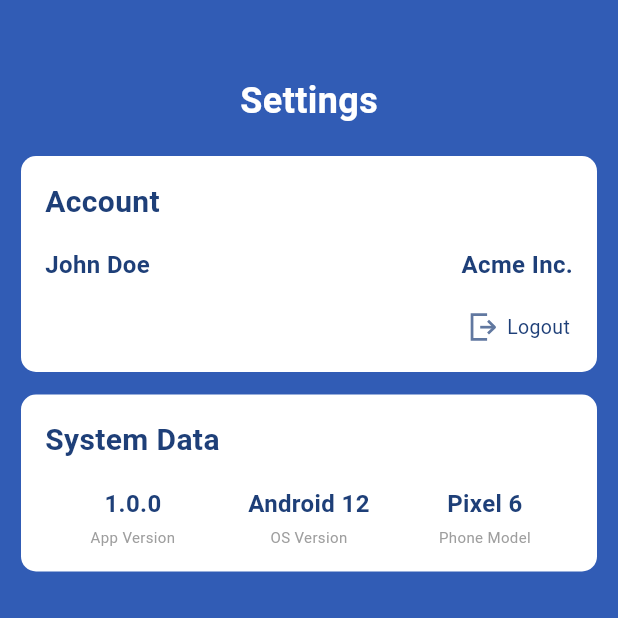
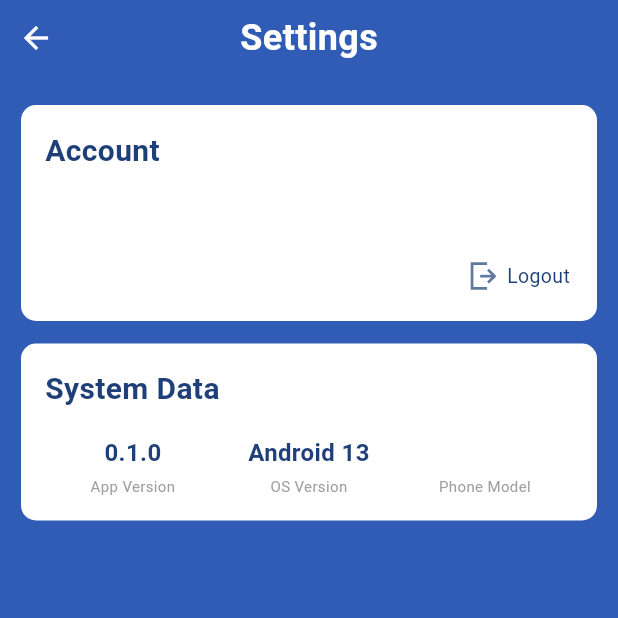
Before and after one commit to procion1302/mcc, a Flutter app: the SettingsScreen screen opened directly, on a phone screen of 412 x 824 dp, the top half of it. Run offline on Flutter 3.47's test engine with Material 3 defaults, Android fonts, the phone set to English and light mode, and no system bars; our stand-ins replace device_info_plus, flutter_svg, package_info_plus; accounts and stored records are empty; network calls fail.

Commit message:
Showing settings screen from login and task list. Replaced dummy data with real one

```diff
--- a/lib/main.dart
+++ b/lib/main.dart
@@ -21,7 +21,8 @@ class MainApp extends StatelessWidget {
           elevation: 0,
         ),
       ),
-      home: const SettingsScreen(user: User(name: 'John Doe', company: 'Acme Inc.')),
+      home: const LoginScreen(),
+      //const SettingsScreen(user: User(name: 'John Doe', company: 'Acme Inc.')),
     );
   }
 }
--- a/lib/settings_list.dart
+++ b/lib/settings_list.dart
@@ -1,20 +1,37 @@
 import 'package:flutter/material.dart';
 import 'account_cell.dart';
 import 'system_cell.dart';
+import 'package:package_info_plus/package_info_plus.dart';
+import 'package:device_info_plus/device_info_plus.dart';
 
 class SettingsScreen extends StatefulWidget {
   final User? user;
 
-  const SettingsScreen({
-    super.key,
-    this.user,
-  });
+  const SettingsScreen({super.key, this.user});
 
   @override
   State<SettingsScreen> createState() => _SettingsScreenState();
 }
 
 class _SettingsScreenState extends State<SettingsScreen> {
+  SystemInfo? systemInfo;
+
+  Future<void> loadSystemInfo() async {
+    final info = await SystemInfoService.load();
+
+    if (!mounted) return;
+
+    setState(() {
+      systemInfo = info;
+    });
+  }
+
+  @override
+  void initState() {
+    super.initState();
+    loadSystemInfo();
+  }
+
   @override
   Widget build(BuildContext context) {
     return Scaffold(
@@ -22,14 +39,27 @@ class _SettingsScreenState extends State<SettingsScreen> {
         color: const Color.fromRGBO(49, 92, 181, 1),
         child: Column(
           children: [
-            const SizedBox(height: 50),
-
-            const Text(
+            const SizedBox(
+  height: 50,
+  child: Stack(
+    children: [
+      Center(
+        child: Text(
           'Settings',
           style: TextStyle(
             color: Colors.white,
             fontSize: 24,
             fontWeight: FontWeight.bold,
+          ),
+        ),
+      ),
+      Align(
+        alignment: Alignment.centerLeft,
+        child: BackButton(
+          color: Colors.white,
+        ),
+      ),
+    ],
   ),
 ),
 
@@ -44,13 +74,7 @@ class _SettingsScreenState extends State<SettingsScreen> {
                     const SizedBox(height: 15),
                   ],
 
-                  const SystemCell(
-                    systemInfo: SystemInfo(
-                      appVersion: '1.0.0',
-                      osVersion: 'Android 12',
-                      deviceModel: 'Pixel 6',
-                    ),
-                  ),
+                  if (systemInfo != null) SystemCell(systemInfo: systemInfo!),
                 ],
               ),
             ),
--- a/lib/system_cell.dart
+++ b/lib/system_cell.dart
@@ -1,5 +1,8 @@
 import 'package:flutter/material.dart';
 import 'package:flutter_svg/flutter_svg.dart';
+import 'package:package_info_plus/package_info_plus.dart';
+import 'package:device_info_plus/device_info_plus.dart';
+import 'dart:io';
 
 class SystemInfo {
   final String appVersion;
@@ -13,13 +16,46 @@ class SystemInfo {
   });
 }
 
+class SystemInfoService {
+  static Future<SystemInfo> load() async {
+    final packageInfo = await PackageInfo.fromPlatform();
+    final deviceInfo = DeviceInfoPlugin();
+
+    String osVersion;
+    String deviceModel;
+
+    if (Platform.isAndroid) {
+      final info = await deviceInfo.androidInfo;
+
+      osVersion = 'Android ${info.version.release}';
+      deviceModel = info.model;
+    } else if (Platform.isIOS) {
+      final info = await deviceInfo.iosInfo;
+
+      osVersion = 'iOS ${info.systemVersion}';
+      deviceModel = info.utsname.machine;
+    } else if (Platform.isMacOS) {
+      final info = await deviceInfo.macOsInfo;
+
+      osVersion = 'macOS ${info.osRelease}';
+      deviceModel = info.model;
+    } else {
+      osVersion = 'Unknown';
+      deviceModel = 'Unknown';
+    }
+
+    return SystemInfo(
+      appVersion: packageInfo.version,
+      osVersion: osVersion,
+      deviceModel: deviceModel,
+    );
+  }
+}
+
 class SystemCell extends StatelessWidget {
   final SystemInfo systemInfo;
 
-  const SystemCell({
-    super.key,
-    required this.systemInfo,
-  });
+  const SystemCell({super.key, required this.systemInfo});
 
   @override
   Widget build(BuildContext context) {
@@ -73,10 +109,7 @@ class _SystemItem extends StatelessWidget {
   final String value;
   final String label;
 
-  const _SystemItem({
-    required this.value,
-    required this.label,
-  });
+  const _SystemItem({required this.value, required this.label});
 
   @override
   Widget build(BuildContext context) {
@@ -95,10 +128,7 @@ class _SystemItem extends StatelessWidget {
         const SizedBox(height: 4),
         Text(
           label,
-          style: const TextStyle(
-            fontSize: 10,
-            color: Colors.grey,
-          ),
+          style: const TextStyle(fontSize: 10, color: Colors.grey),
           textAlign: TextAlign.center,
         ),
       ],
--- a/pubspec.yaml
+++ b/pubspec.yaml
@@ -7,12 +7,14 @@ environment:
   sdk: ^3.10.1
 
 dependencies:
+  device_info_plus: ^13.3.0
   dio: ^5.11.1
   flutter:
     sdk: flutter
   flutter_svg: ^2.3.0
   http: ^1.6.0
   intl: ^0.20.3
+  package_info_plus: ^10.2.2
 
 dev_dependencies:
   flutter_test:
```
Also changed, not shown: lib/api_service.dart (+6 -1 lines), lib/login.dart (+39 -34 lines), lib/task_list.dart (+40 -2 lines), assets/images/settings.svg (added), pubspec.lock, 3 other files. Lines whose indentation alone changed are shown as unchanged.
